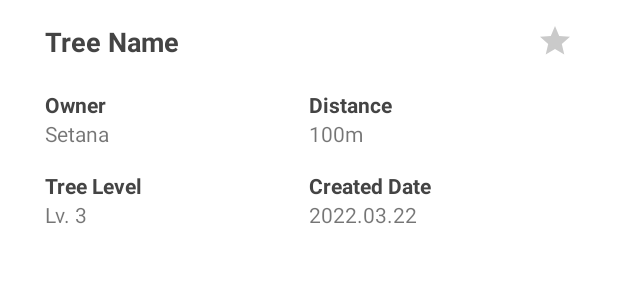
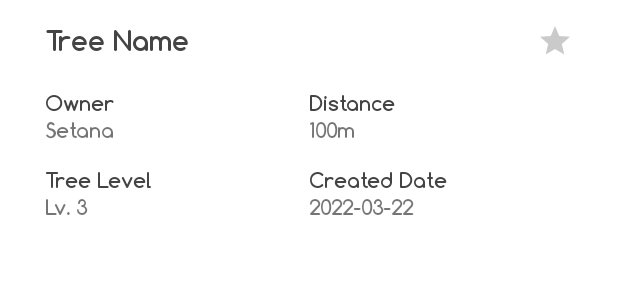
Before and after one commit to Setana-GDSCUOS/treenity-android, an Android app: the layout map_bottom_sheet.xml on its own in the app's theme, with its tools: preview values and no code run, on a phone screen of 412 x 824 dp. Shown: the top 300 px of the screen. Run offline under Robolectric (Android 15) with nearby library versions, the phone set to English and light mode, and no system bars; network calls fail.

Commit message:
update map related files

```diff
--- a/app/src/main/java/com/setana/treenity/ui/map/MapActivity.kt
+++ b/app/src/main/java/com/setana/treenity/ui/map/MapActivity.kt
@@ -433,7 +433,7 @@ class MapActivity : AppCompatActivity(), OnMapReadyCallback, GoogleMap.OnMarkerC
     private fun bindBottomSheetData(tree: GetAroundTreeResponseDTO, marker: Marker) {
         activityMapBinding.bottomSheet.apply {
             bsTvTreeName.text = tree.treeName
-            bsTvCreatedDate.text = tree.createdDate
+            bsTvCreatedDate.text = tree.createdDate.substring(0,10)
             bsTvOwner.text = tree.user.username
             bsTvLevel.text = "Lv.${tree.level}"
             bsTvDistance.text = tree.distance.toInt().toString().plus("m")
--- a/app/src/main/res/layout/activity_map.xml
+++ b/app/src/main/res/layout/activity_map.xml
@@ -26,7 +26,7 @@
 
     <TextView
         android:id="@+id/tv_label_sub1"
-        android:text="View tree datas as a list"
+        android:text="View your tree list"
         android:translationX="-20dp"
         android:background="#4D000000"
         android:paddingHorizontal="5dp"
--- a/app/src/main/res/layout/map_bottom_sheet.xml
+++ b/app/src/main/res/layout/map_bottom_sheet.xml
@@ -29,7 +29,7 @@
             android:text="Tree Name"
             android:textColor="#444"
             android:textSize="18sp"
-            android:textStyle="bold" />
+            android:fontFamily="@font/treenityfont" />
 
         <ImageView
             android:id="@+id/btn_bookmark"
@@ -57,13 +57,14 @@
                 android:layout_height="wrap_content"
                 android:text="Owner"
                 android:textColor="#444"
-                android:textStyle="bold" />
+                android:fontFamily="@font/treenityfont" />
 
             <TextView
                 android:id="@+id/bs_tv_owner"
                 android:layout_width="match_parent"
                 android:layout_height="wrap_content"
-                android:text="Setana" />
+                android:text="Setana"
+                android:fontFamily="@font/treenityfont"/>
 
         </LinearLayout>
 
@@ -78,13 +79,14 @@
                 android:layout_height="wrap_content"
                 android:text="Distance"
                 android:textColor="#444"
-                android:textStyle="bold" />
+                android:fontFamily="@font/treenityfont" />
 
             <TextView
                 android:id="@+id/bs_tv_distance"
                 android:layout_width="match_parent"
                 android:layout_height="wrap_content"
-                android:text="100m" />
+                android:text="100m"
+                android:fontFamily="@font/treenityfont"/>
 
         </LinearLayout>
 
@@ -107,13 +109,14 @@
                 android:layout_height="wrap_content"
                 android:text="Tree Level"
                 android:textColor="#444"
-                android:textStyle="bold" />
+                android:fontFamily="@font/treenityfont" />
 
             <TextView
                 android:id="@+id/bs_tv_level"
                 android:layout_width="match_parent"
                 android:layout_height="wrap_content"
-                android:text="Lv. 3" />
+                android:text="Lv. 3"
+                android:fontFamily="@font/treenityfont"/>
 
         </LinearLayout>
 
@@ -128,13 +131,14 @@
                 android:layout_height="wrap_content"
                 android:text="Created Date"
                 android:textColor="#444"
-                android:textStyle="bold" />
+                android:fontFamily="@font/treenityfont" />
 
             <TextView
                 android:id="@+id/bs_tv_created_date"
                 android:layout_width="match_parent"
                 android:layout_height="wrap_content"
-                android:text="2022.03.22" />
+                android:text="2022-03-22"
+                android:fontFamily="@font/treenityfont"/>
 
         </LinearLayout>
 
```
